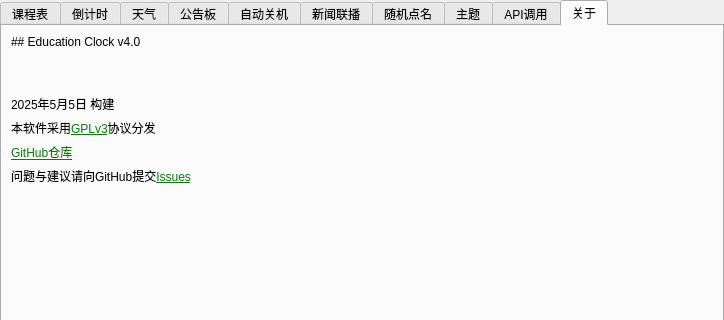
This is ui/setting.ui in Return-Log/Education-Clock as Qt 5 draws it before an edit; both pictures show x 0 to 724 and y 0 to 320 of the 724 by 630 pixel window. The edited form follows.
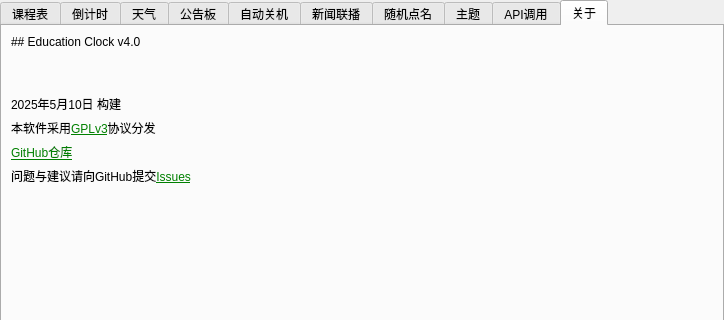
This is the edited form. Icons and pictures are not drawn.

Diff of the .ui file:
```diff
--- a/ui/setting.ui
+++ b/ui/setting.ui
@@ -885,7 +885,7 @@
        <item row="2" column="1" colspan="3">
         <widget class="QLabel" name="label_33">
          <property name="text">
-          <string>2025年5月5日 构建</string>
+          <string>2025年5月10日 构建</string>
          </property>
         </widget>
        </item>
```
